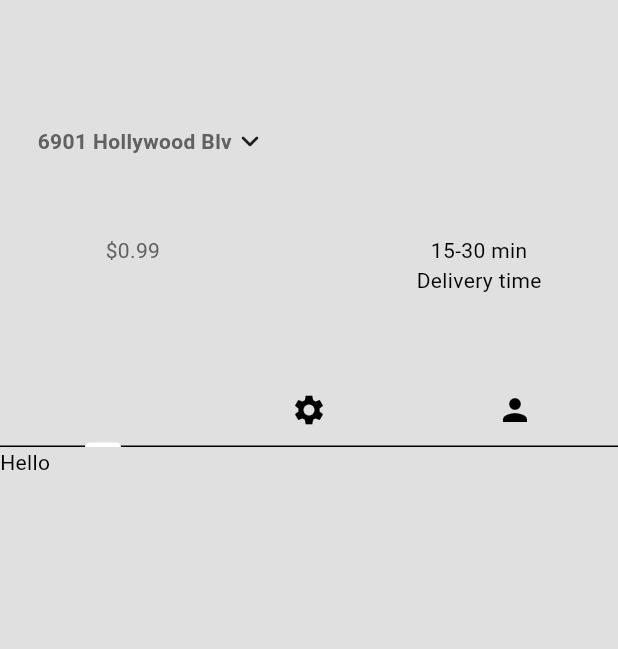
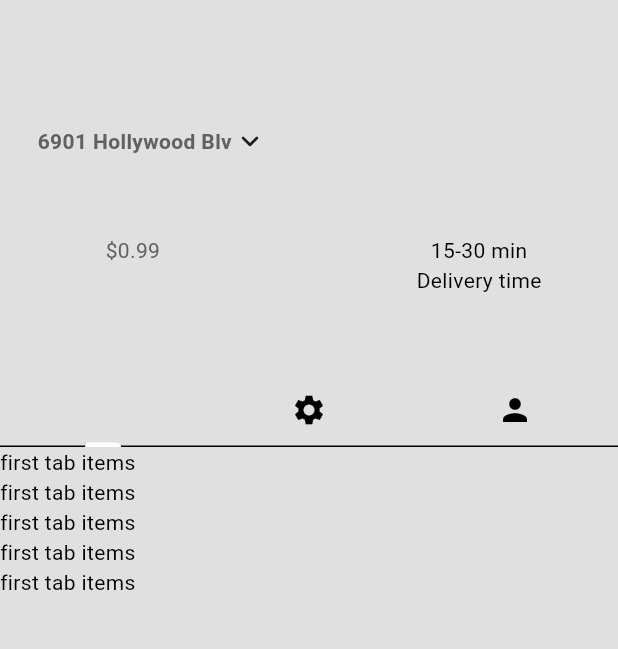
Before and after one commit to Nimdinu-Weerathunga/Food_Delivery_App_w_Backend, a Flutter app: the HomePage screen opened directly, on a phone screen of 412 x 824 dp, the part 63-712 px from its top. Run offline on Flutter 3.47's test engine with Material 3 defaults, Android fonts, the phone set to English and light mode, and no system bars.

Commit message:
complete tab bar dart file and start food model and restaurant models

```diff
--- a/lib/pages/home_page.dart
+++ b/lib/pages/home_page.dart
@@ -55,7 +55,23 @@ class _HomePageState extends State<HomePage>
             ),
           ),
         ],
-        body: TabBarView(controller: _tabController, children: [Text("Hello")]),
+        body: TabBarView(
+          controller: _tabController,
+          children: [
+            ListView.builder(
+              itemCount: 5,
+              itemBuilder: (context, index) => Text("first tab items"),
+            ),
+            ListView.builder(
+              itemCount: 5,
+              itemBuilder: (context, index) => Text("second tab items"),
+            ),
+            ListView.builder(
+              itemCount: 5,
+              itemBuilder: (context, index) => Text("third tab items"),
+            ),
+          ],
+        ),
       ),
     );
   }
```
Also changed, not shown: lib/models/food.dart (added).
